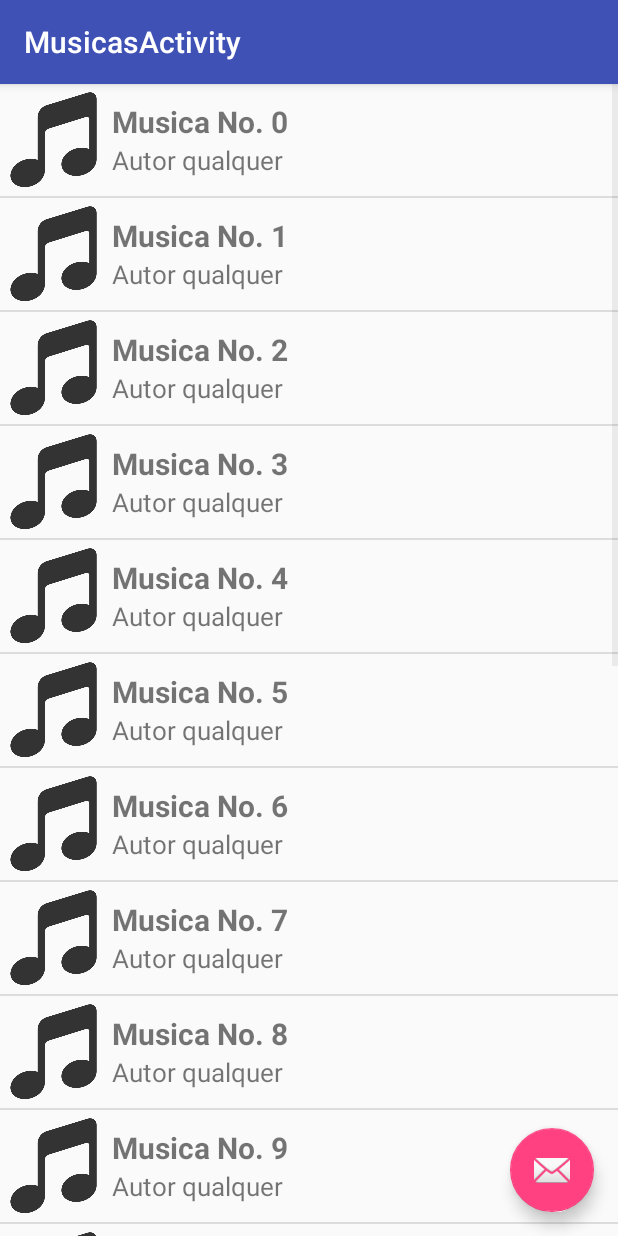
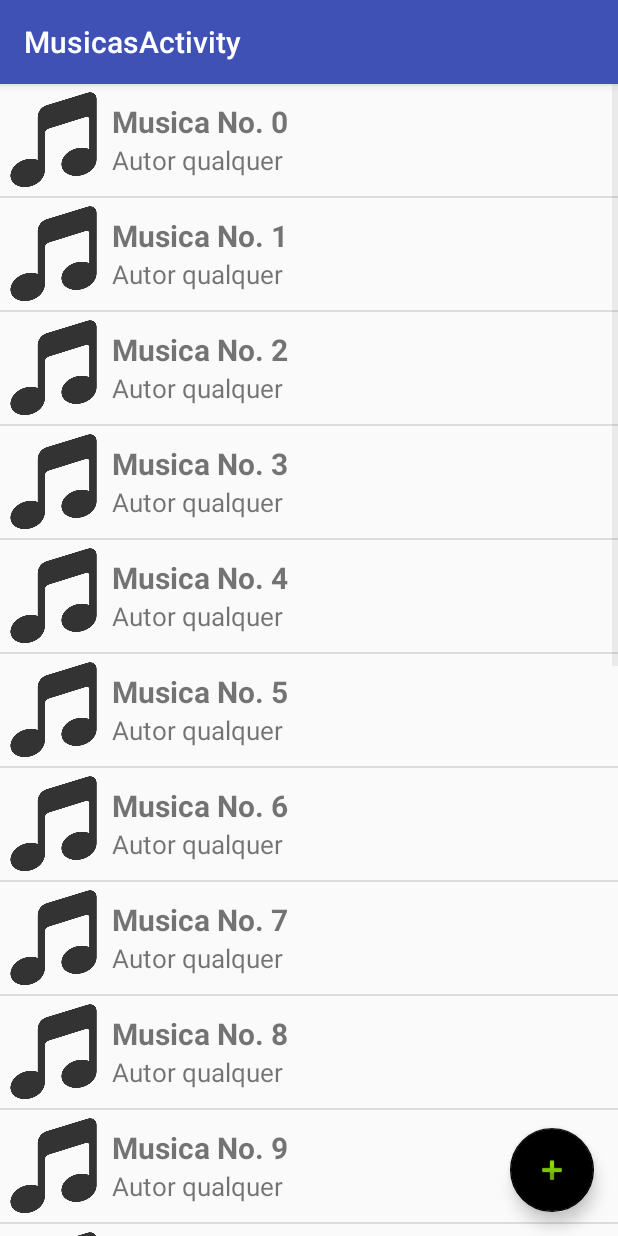
Before and after one commit to Romanope/projetopa, an Android app: the MusicasActivity screen opened directly, with no data from a screen before it, on a phone screen of 412 x 824 dp. Run offline under Robolectric (Android 15) with nearby library versions, the phone set to English and light mode, and no system bars.

Commit message:
alteracao design botao download musica

```diff
--- a/AppProjeto/app/src/main/res/layout/activity_musicas.xml
+++ b/AppProjeto/app/src/main/res/layout/activity_musicas.xml
@@ -29,6 +29,7 @@
         android:layout_height="wrap_content"
         android:layout_gravity="bottom|end"
         android:layout_margin="@dimen/fab_margin"
-        app:srcCompat="@android:drawable/ic_dialog_email" />
+        app:srcCompat="@android:drawable/ic_input_add"
+        app:backgroundTint="@android:color/black" />
 
 </android.support.design.widget.CoordinatorLayout>
```
Also changed, not shown: AppProjeto/app/src/main/java/com/progavancada/appprojeto/downloader/IDownloader.java (deleted, +0 -19 lines).
